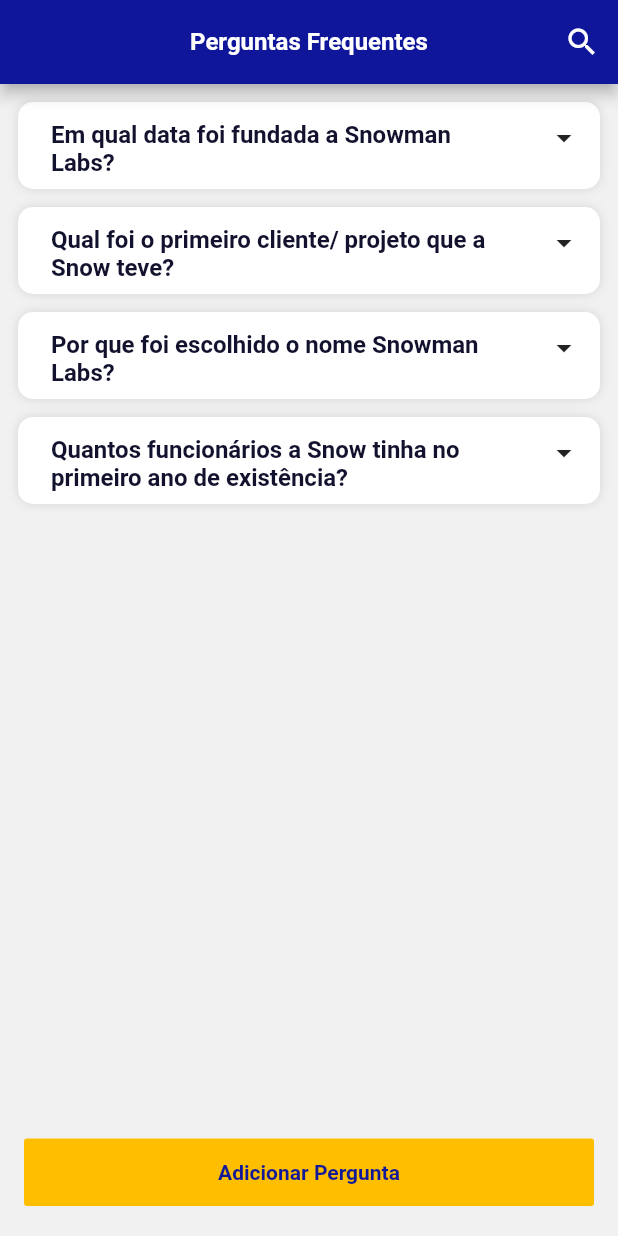
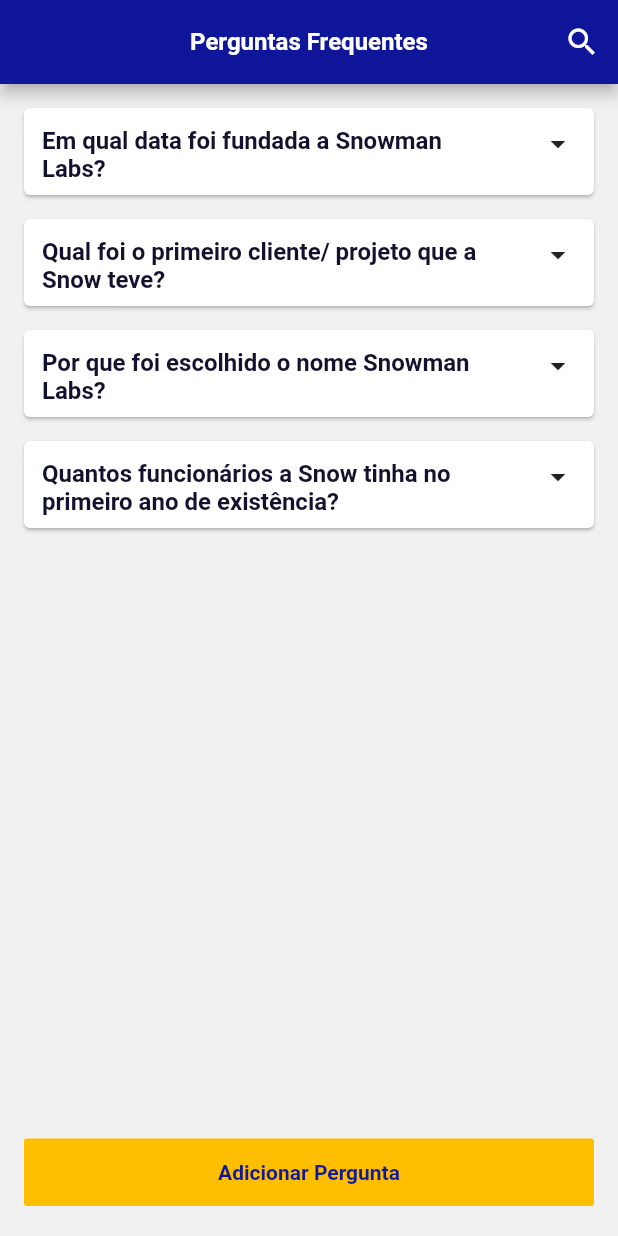
Before and after one commit to marinagosson/snowman-flutter, a Flutter app: the screen it shows after launch, on a phone screen of 412 x 824 dp. Run offline on Flutter 3.47's test engine with Material 2 defaults, Android fonts, the phone set to English and light mode, and no system bars; our stand-ins replace get_it, rxdart, sqflite; missing offline and left inert: flutter_stetho; accounts and stored records are empty.

Commit message:
finalizaca do card expansivel

```diff
--- a/lib/app/features/faq/ui/faqs/components/item_list.dart
+++ b/lib/app/features/faq/ui/faqs/components/item_list.dart
@@ -1,3 +1,4 @@
+import 'package:custom_rounded_rectangle_border/custom_rounded_rectangle_border.dart';
 import 'package:flutter/cupertino.dart';
 import 'package:flutter/material.dart';
 import 'package:snowman/app/features/faq/domain/faq.dart';
@@ -12,55 +13,37 @@ class ItemList extends StatelessWidget {
   Widget build(BuildContext context) {
     return InkWell(
       onTap: onTap,
+      child: Card(
         child: Container(
-        decoration: BoxDecoration(boxShadow: [
-          BoxShadow(
-            color: Color.fromARGB(30, 0, 0, 0),
-            blurRadius: 5,
-          ),
-        ], color: Colors.white, borderRadius: BorderRadius.circular(10)),
+          decoration: ShapeDecoration(
+              shape: CustomRoundedRectangleBorder(
+                  leftSide: BorderSide(color: Color(faq.color), width: 2),
+                  topLeftCornerSide:
+                      BorderSide(color: Color(faq.color), width: 2),
+                  borderRadius: BorderRadius.only(
+                      bottomLeft: Radius.circular(5),
+                      topLeft: Radius.circular(5)),
+                  bottomLeftCornerSide:
+                      BorderSide(color: Color(faq.color), width: 2))),
           child: Row(
             crossAxisAlignment: CrossAxisAlignment.start,
             children: [
-            Stack(
-              children: [
-                Container(
-                  decoration: BoxDecoration(
-                      border: Border(
-                          left: BorderSide(width: 10, color: Color(faq.color))),
-                      color: Color(faq.color),
-                      borderRadius: new BorderRadius.only(
-                          topLeft: const Radius.circular(50.0),
-                          bottomLeft: const Radius.circular(50.0))),
-                ),
-                Positioned.fill(
-                  left: 4,
-                  child: Container(
-                    decoration: BoxDecoration(
-                        color: Colors.white,
-                        borderRadius: new BorderRadius.only(
-                            topLeft: const Radius.circular(100.0),
-                            bottomLeft: const Radius.circular(100.0))),
-                  ),
-                )
-              ],
-            ),
               SizedBox(
                 width: 12,
               ),
               Expanded(
+                  flex: 1,
                   child: Column(
                     mainAxisAlignment: MainAxisAlignment.center,
                     crossAxisAlignment: CrossAxisAlignment.stretch,
                     children: [
                       Padding(
                         padding: const EdgeInsets.only(top: 12.0),
-                    child: Flexible(
                         child: TextWidget(
                           text: faq.question,
                           color: textTitleItemListColor,
                           bold: true,
-                    )),
+                        ),
                       ),
                       SizedBox(
                         height: 8,
@@ -68,18 +51,17 @@ class ItemList extends StatelessWidget {
                       faq.isSelected
                           ? Padding(
                               padding: const EdgeInsets.only(bottom: 8.0),
-                          child: Flexible(
                               child: TextWidget(
                                 text: faq.answer,
                                 color: textDescriptionItemListColor,
                               ),
-                          ),
                             )
                           : SizedBox.shrink()
                     ],
+                  )),
+              SizedBox(
+                width: 12,
               ),
-            ),
-            SizedBox(width: 12),
               Padding(
                   padding: const EdgeInsets.all(12.0),
                   child: Icon(faq.isSelected
@@ -88,6 +70,7 @@ class ItemList extends StatelessWidget {
             ],
           ),
         ),
+      ),
     );
   }
 }
--- a/lib/app/features/faq/ui/faqs/faqs.widget.dart
+++ b/lib/app/features/faq/ui/faqs/faqs.widget.dart
@@ -19,7 +19,7 @@ class FAQsWidget {
                   return ListView.separated(
                     separatorBuilder: (BuildContext context, int index) =>
                         Divider(
-                      height: 12,
+                      height: 8,
                       color: Colors.transparent,
                     ),
                     padding: const EdgeInsets.all(12),
--- a/pubspec.yaml
+++ b/pubspec.yaml
@@ -19,6 +19,7 @@ dependencies:
   get_it: ^4.0.2
   rxdart: ^0.24.1
   flutter_icons: ^1.1.0
+  custom_rounded_rectangle_border: ^0.0.1
 
 dev_dependencies:
   flutter_test:
```
Also changed, not shown: pubspec.lock. Lines whose indentation alone changed are shown as unchanged.
